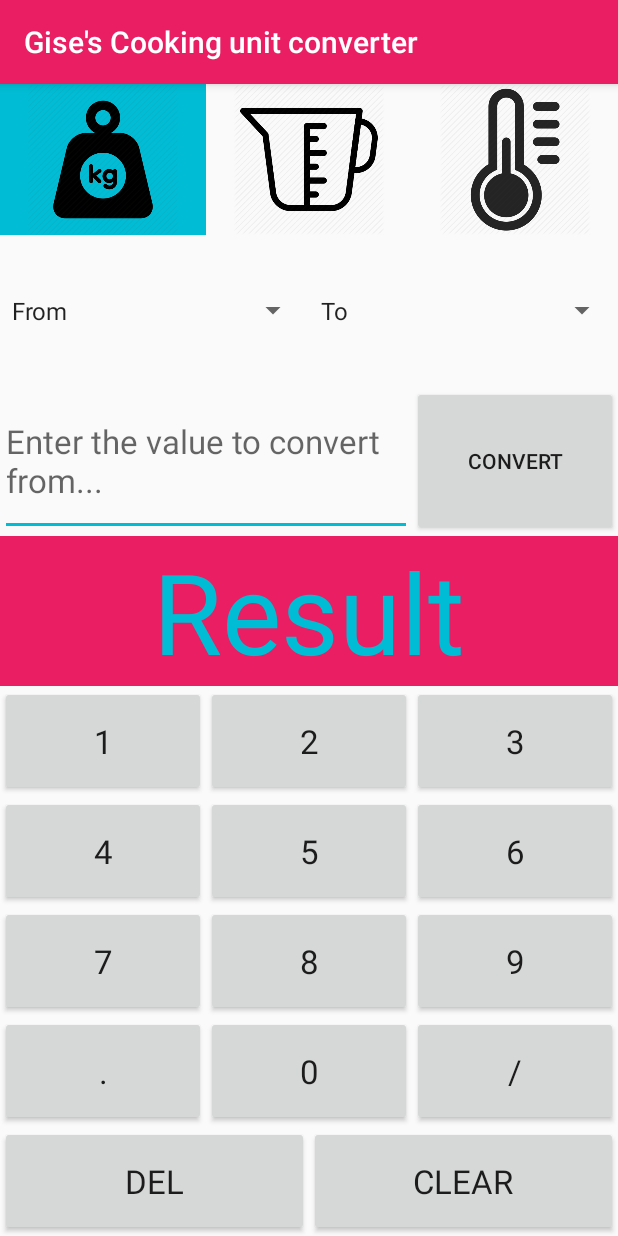
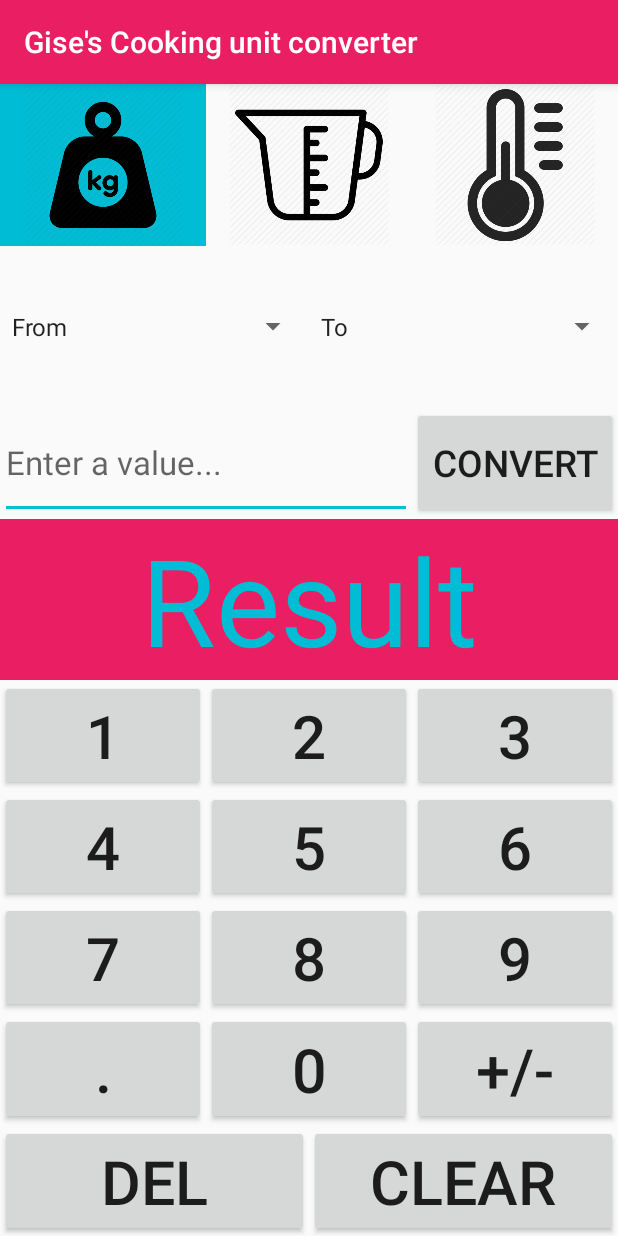
Before and after one commit to jlrods/GisesCookingunitconverter, an Android app: the screen it shows after launch (MainActivity), on a phone screen of 412 x 824 dp. Run offline under Robolectric (Android 15) with nearby library versions, the phone set to English and light mode, and no system bars.

Commit message:
Make buttons text auto resizeable

```diff
--- a/app/src/main/res/layout-land/activity_main.xml
+++ b/app/src/main/res/layout-land/activity_main.xml
@@ -81,7 +81,7 @@
             android:layout_height="match_parent"
             android:layout_weight="1"
             android:text="@string/Convert"
-            android:textAppearance="?android:attr/textAppearanceSmall"/>
+            android:autoSizeTextType="uniform"/>
 
     </LinearLayout>
 
@@ -121,7 +121,8 @@
                 android:layout_width="match_parent"
                 android:layout_height="match_parent"
                 android:layout_weight="1"
-                android:orientation="vertical">
+                android:orientation="vertical"
+                android:padding="0.5sp">
 
                 <Button
                     android:id="@+id/btn1"
@@ -130,7 +131,8 @@
                     android:layout_weight="1"
                     android:elevation="0dp"
                     android:text="1"
-                    android:textAppearance="?android:attr/textAppearanceSmall" />
+                    android:autoSizeTextType="uniform"
+                    />
 
                 <Button
                     android:id="@+id/btn2"
@@ -138,7 +140,7 @@
                     android:layout_height="match_parent"
                     android:layout_weight="1"
                     android:text="2"
-                    android:textAppearance="?android:attr/textAppearanceSmall" />
+                    android:autoSizeTextType="uniform" />
 
                 <Button
                     android:id="@+id/btn3"
@@ -146,14 +148,15 @@
                     android:layout_height="match_parent"
                     android:layout_weight="1"
                     android:text="3"
-                    android:textAppearance="?android:attr/textAppearanceSmall" />
+                    android:autoSizeTextType="uniform" />
 
             </TableRow>
 
             <TableRow
                 android:layout_width="match_parent"
                 android:layout_height="match_parent"
-                android:layout_weight="1">
+                android:layout_weight="1"
+                android:padding="0.5sp">
 
                 <Button
                     android:id="@+id/btn4"
@@ -161,7 +164,7 @@
                     android:layout_height="match_parent"
                     android:layout_weight="1"
                     android:text="@string/No4"
-                    android:textAppearance="?android:attr/textAppearanceSmall" />
+                    android:autoSizeTextType="uniform" />
 
                 <Button
                     android:id="@+id/btn5"
@@ -169,7 +172,7 @@
                     android:layout_height="match_parent"
                     android:layout_weight="1"
                     android:text="@string/No5"
-                    android:textAppearance="?android:attr/textAppearanceSmall" />
+                    android:autoSizeTextType="uniform" />
 
                 <Button
                     android:id="@+id/btn6"
@@ -177,13 +180,14 @@
                     android:layout_height="match_parent"
                     android:layout_weight="1"
                     android:text="@string/No6"
-                    android:textAppearance="?android:attr/textAppearanceSmall" />
+                    android:autoSizeTextType="uniform" />
             </TableRow>
 
             <TableRow
                 android:layout_width="match_parent"
                 android:layout_height="match_parent"
-                android:layout_weight="1">
+                android:layout_weight="1"
+                android:padding="0.5sp">
 
                 <Button
                     android:id="@+id/btn7"
@@ -191,7 +195,7 @@
                     android:layout_height="match_parent"
                     android:layout_weight="1"
                     android:text="@string/No7"
-                    android:textAppearance="?android:attr/textAppearanceSmall" />
+                    android:autoSizeTextType="uniform" />
 
                 <Button
                     android:id="@+id/btn8"
@@ -199,7 +203,7 @@
                     android:layout_height="match_parent"
                     android:layout_weight="1"
                     android:text="@string/No8"
-                    android:textAppearance="?android:attr/textAppearanceSmall" />
+                    android:autoSizeTextType="uniform" />
 
                 <Button
                     android:id="@+id/btn9"
@@ -207,13 +211,14 @@
                     android:layout_height="match_parent"
                     android:layout_weight="1"
                     android:text="@string/No9"
-                    android:textAppearance="?android:attr/textAppearanceSmall" />
+                    android:autoSizeTextType="uniform" />
             </TableRow>
 
             <TableRow
                 android:layout_width="match_parent"
                 android:layout_height="match_parent"
-                android:layout_weight="1">
+                android:layout_weight="1"
+                android:padding="0.5sp">
 
                 <Button
                     android:id="@+id/btnDecimal"
@@ -221,7 +226,7 @@
                     android:layout_height="match_parent"
                     android:layout_weight="1"
                     android:text="@string/DecimalPoint"
-                    android:textAppearance="?android:attr/textAppearanceSmall" />
+                    android:autoSizeTextType="uniform" />
 
                 <Button
                     android:id="@+id/btn0"
@@ -229,15 +234,15 @@
                     android:layout_height="match_parent"
                     android:layout_weight="1"
                     android:text="@string/No0"
-                    android:textAppearance="?android:attr/textAppearanceSmall" />
+                    android:autoSizeTextType="uniform" />
 
                 <Button
                     android:id="@+id/btnDivision"
                     android:layout_width="0dp"
                     android:layout_height="match_parent"
                     android:layout_weight="1"
-                    android:text="@string/Division"
-                    android:textAppearance="?android:attr/textAppearanceSmall" />
+                    android:text="@string/ChangeSign"
+                    android:autoSizeTextType="uniform" />
             </TableRow>
 
         </TableLayout>
@@ -245,7 +250,8 @@
         <TableLayout
             android:layout_width="match_parent"
             android:layout_height="match_parent"
-            android:layout_weight="4">
+            android:layout_weight="4"
+            android:padding="0.5sp">
 
             <TableRow
                 android:layout_width="match_parent"
@@ -257,8 +263,8 @@
                     android:layout_width="0dp"
                     android:layout_height="match_parent"
                     android:layout_weight="1"
-                    android:text="@string/Delete"
-                    android:textAppearance="?android:attr/textAppearanceSmall" />
+                    android:text="@string/DeleteFull"
+                    android:textAppearance="?android:attr/textAppearanceMedium" />
 
             </TableRow>
 
@@ -273,7 +279,7 @@
                     android:layout_height="match_parent"
                     android:layout_weight="1"
                     android:text="@string/Clear"
-                    android:textAppearance="?android:attr/textAppearanceSmall" />
+                    android:textAppearance="?android:attr/textAppearanceMedium" />
             </TableRow>
         </TableLayout>
     </LinearLayout>
--- a/app/src/main/res/layout/activity_main.xml
+++ b/app/src/main/res/layout/activity_main.xml
@@ -60,7 +60,7 @@
     <LinearLayout
         android:layout_width="match_parent"
         android:layout_height="match_parent"
-        android:layout_weight="1"
+        android:layout_weight="1.05"
         android:orientation="horizontal"
         tools:ignore="NestedWeights">
 
@@ -69,6 +69,7 @@
             android:layout_width="match_parent"
             android:layout_height="match_parent"
             android:layout_weight="0.5"
+            android:autoSizeTextType="uniform"
             android:ems="10"
             android:hint="@string/UnitFromHint"
             android:textAppearance="?android:attr/textAppearanceLarge"
@@ -79,6 +80,7 @@
             android:layout_width="match_parent"
             android:layout_height="match_parent"
             android:layout_weight="1"
+            android:autoSizeTextType="uniform"
             android:text="@string/Convert" />
 
     </LinearLayout>
@@ -121,7 +123,7 @@
                 android:layout_height="match_parent"
                 android:layout_weight="1"
                 android:elevation="0dp"
-                android:textAppearance="?android:attr/textAppearanceLarge"
+                android:autoSizeTextType="uniform"
                 android:text="@string/No1" />
 
             <Button
@@ -129,7 +131,7 @@
                 android:layout_width="0dp"
                 android:layout_height="match_parent"
                 android:layout_weight="1"
-                android:textAppearance="?android:attr/textAppearanceLarge"
+                android:autoSizeTextType="uniform"
                 android:text="@string/No2"/>
 
             <Button
@@ -137,7 +139,7 @@
                 android:layout_width="0dp"
                 android:layout_height="match_parent"
                 android:layout_weight="1"
-                android:textAppearance="?android:attr/textAppearanceLarge"
+                android:autoSizeTextType="uniform"
                 android:text="@string/No3" />
 
         </TableRow>
@@ -152,7 +154,7 @@
                 android:layout_width="0dp"
                 android:layout_height="match_parent"
                 android:layout_weight="1"
-                android:textAppearance="?android:attr/textAppearanceLarge"
+                android:autoSizeTextType="uniform"
                 android:text="@string/No4" />
 
             <Button
@@ -160,7 +162,7 @@
                 android:layout_width="0dp"
                 android:layout_height="match_parent"
                 android:layout_weight="1"
-                android:textAppearance="?android:attr/textAppearanceLarge"
+                android:autoSizeTextType="uniform"
                 android:text="@string/No5" />
 
             <Button
@@ -168,7 +170,7 @@
                 android:layout_width="0dp"
                 android:layout_height="match_parent"
                 android:layout_weight="1"
-                android:textAppearance="?android:attr/textAppearanceLarge"
+                android:autoSizeTextType="uniform"
                 android:text="@string/No6" />
         </TableRow>
 
@@ -182,7 +184,7 @@
                 android:layout_width="0dp"
                 android:layout_height="match_parent"
                 android:layout_weight="1"
-                android:textAppearance="?android:attr/textAppearanceLarge"
+                android:autoSizeTextType="uniform"
                 android:text="@string/No7" />
 
             <Button
@@ -190,7 +192,7 @@
                 android:layout_width="0dp"
                 android:layout_height="match_parent"
                 android:layout_weight="1"
-                android:textAppearance="?android:attr/textAppearanceLarge"
+                android:autoSizeTextType="uniform"
                 android:text="@string/No8" />
 
             <Button
@@ -198,7 +200,7 @@
                 android:layout_width="0dp"
                 android:layout_height="match_parent"
                 android:layout_weight="1"
-                android:textAppearance="?android:attr/textAppearanceLarge"
+                android:autoSizeTextType="uniform"
                 android:text="@string/No9" />
         </TableRow>
 
@@ -212,7 +214,7 @@
                 android:layout_width="0dp"
                 android:layout_height="match_parent"
                 android:layout_weight="1"
-                android:textAppearance="?android:attr/textAppearanceLarge"
+                android:autoSizeTextType="uniform"
                 android:text="@string/DecimalPoint" />
 
             <Button
@@ -220,7 +222,8 @@
                 android:layout_width="0dp"
                 android:layout_height="match_parent"
                 android:layout_weight="1"
-                android:textAppearance="?android:attr/textAppearanceLarge"
+                android:autoSizeTextType="uniform"
+
                 android:text="@string/No0" />
 
             <Button
@@ -228,8 +231,8 @@
                 android:layout_width="0dp"
                 android:layout_height="match_parent"
                 android:layout_weight="1"
-                android:textAppearance="?android:attr/textAppearanceLarge"
-                android:text="@string/Division" />
+                android:autoSizeTextType="uniform"
+                android:text="@string/ChangeSign" />
         </TableRow>
         <TableRow
             android:layout_width="match_parent"
@@ -241,7 +244,7 @@
                 android:layout_width="0dp"
                 android:layout_height="match_parent"
                 android:layout_weight="1"
-                android:textAppearance="?android:attr/textAppearanceLarge"
+                android:autoSizeTextType="uniform"
                 android:text="@string/Delete" />
 
 
@@ -251,7 +254,7 @@
                 android:layout_width="0dp"
                 android:layout_height="match_parent"
                 android:layout_weight="1"
-                android:textAppearance="?android:attr/textAppearanceLarge"
+                android:autoSizeTextType="uniform"
                 android:text="@string/Clear" />
         </TableRow>
     </TableLayout>
--- a/app/src/main/res/values/strings.xml
+++ b/app/src/main/res/values/strings.xml
@@ -15,8 +15,10 @@
     <string name="Delete">DEL</string>
     <string name="Clear">CLEAR</string>
     <string name="Convert">CONVERT</string>
-    <string name="UnitFromHint">Enter the value to convert from...</string>
+    <string name="UnitFromHint">Enter a value...</string>
     <string name="UnitToResult">Result</string>
     <string name="WrongUnitMessage">Wrong unit selected. Please make sure a valid unit has been selected in both dropdown menus.</string>
     <string name="EmptyInutFieldMessage">Value of unit to be converted is empty. Please input a valid value in the input field.</string>
+    <string name="ChangeSign">+/-</string>
+    <string name="DeleteFull">DELETE</string>
 </resources>
```
